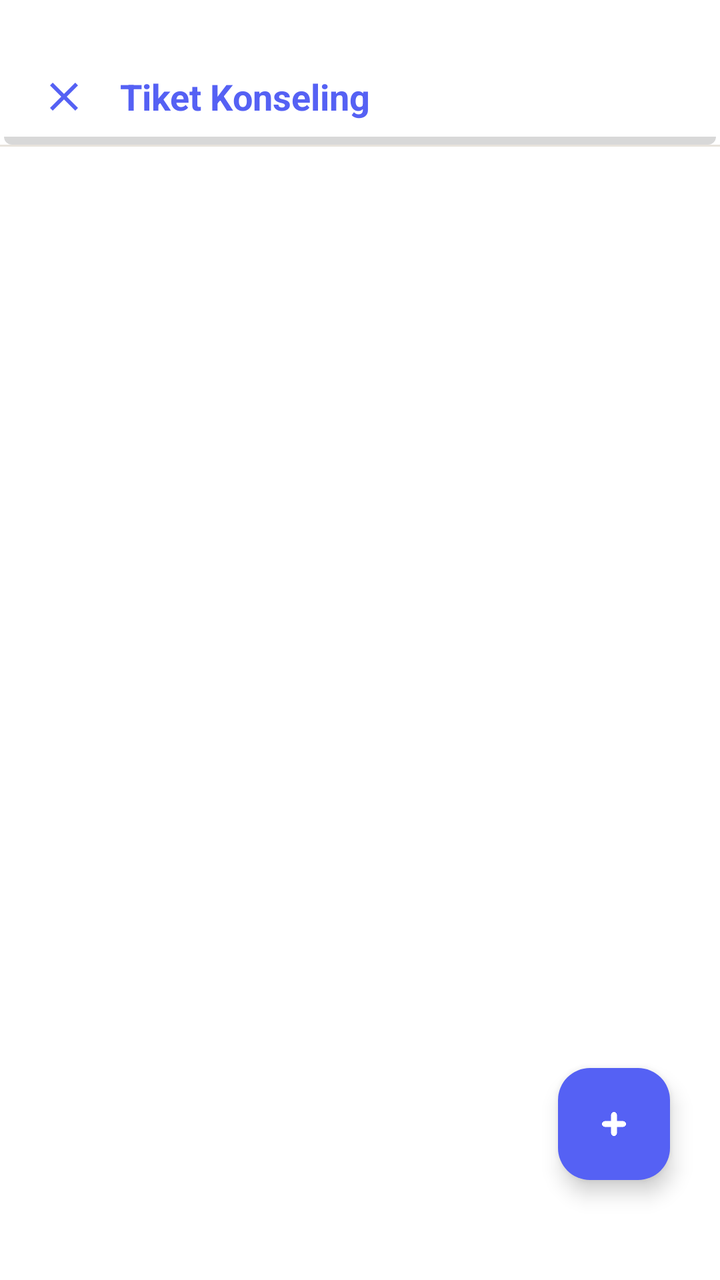
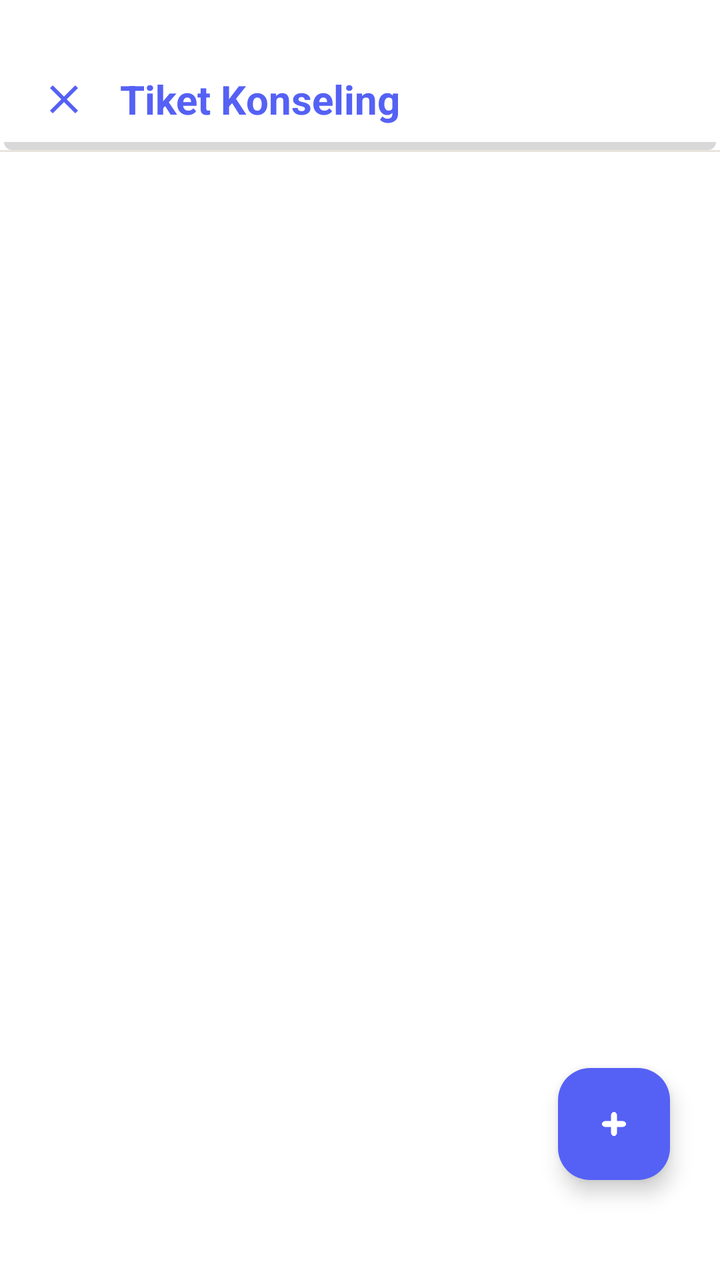

Before-and-after screenshots of an Android layout around one commit, followed by the original layout XML and the change that was made.
<!-- AndroidManifest.xml: application theme Theme.BkNova -->
<!-- res/layout/fragment_daftar_tiket_siswa.xml -->
<?xml version="1.0" encoding="utf-8"?>
<androidx.constraintlayout.widget.ConstraintLayout xmlns:android="http://schemas.android.com/apk/res/android"
    xmlns:app="http://schemas.android.com/apk/res-auto"
    android:layout_width="match_parent"
    android:layout_height="match_parent"
    android:background="@color/white">

    
    <androidx.constraintlayout.widget.ConstraintLayout
        android:id="@+id/header"
        android:layout_width="match_parent"
        android:layout_height="wrap_content"
        android:paddingTop="36dp"
        android:paddingBottom="12dp"
        android:paddingHorizontal="20dp"
        android:background="@drawable/bg_header"
        app:layout_constraintTop_toTopOf="parent">

        <ImageView
            android:id="@+id/btn_back_tiket_siswa"
            android:layout_width="24dp"
            android:layout_height="24dp"
            android:src="@drawable/ic_close"
            app:layout_constraintBottom_toBottomOf="parent"
            app:layout_constraintStart_toStartOf="parent"
            app:layout_constraintTop_toTopOf="parent"
            app:tint="@color/brand_primary"
            android:clickable="true"
            android:focusable="true"
            android:background="?attr/selectableItemBackgroundBorderless" />

        <TextView
            android:layout_width="wrap_content"
            android:layout_height="wrap_content"
            android:layout_marginStart="16dp"
            android:text="Tiket Konseling"
            android:textColor="@color/brand_primary"
            android:textSize="18sp"
            android:textStyle="bold"
            app:layout_constraintBottom_toBottomOf="parent"
            app:layout_constraintStart_toEndOf="@id/btn_back_tiket_siswa"
            app:layout_constraintTop_toTopOf="parent" />

    </androidx.constraintlayout.widget.ConstraintLayout>

    <View
        android:id="@+id/divider_header"
        android:layout_width="match_parent"
        android:layout_height="1dp"
        android:background="@color/divider_color"
        app:layout_constraintTop_toBottomOf="@id/header" />

    <androidx.recyclerview.widget.RecyclerView
        android:id="@+id/rv_tiket_siswa"
        android:layout_width="match_parent"
        android:layout_height="0dp"
        android:padding="16dp"
        android:clipToPadding="false"
        app:layout_constraintBottom_toBottomOf="parent"
        app:layout_constraintTop_toBottomOf="@id/divider_header" />

    <com.google.android.material.floatingactionbutton.FloatingActionButton
        android:id="@+id/fab_add_tiket"
        android:layout_width="wrap_content"
        android:layout_height="wrap_content"
        android:layout_marginEnd="25dp"
        android:layout_marginBottom="50dp"
        android:src="@drawable/img_16"
        app:tint="@color/white"
        app:backgroundTint="@color/brand_primary"
        app:elevation="6dp"
        app:layout_constraintBottom_toBottomOf="parent"
        app:layout_constraintEnd_toEndOf="parent" />

</androidx.constraintlayout.widget.ConstraintLayout>
<!-- resources referenced by this layout -->
<resources>
  <color name="brand_primary">#5561F4</color>
  <color name="divider_color">#E8E3DC</color>
  <color name="white">#FFFFFFFF</color>
  <!-- drawable bg_header (drawable) -->
  <?xml version="1.0" encoding="utf-8"?>
  <layer-list xmlns:android="http://schemas.android.com/apk/res/android">
  
      
      <item
          android:left="2dp"
          android:right="2dp"
          android:top="4dp">
          <shape android:shape="rectangle">
              <solid android:color="#27000000"/>
              <corners android:radius="4dp" />
          </shape>
      </item>
  
      
      <item
          android:right="0dp"
          android:bottom="4dp">
          <shape android:shape="rectangle">
              <solid android:color="#FFFFFF" />
          </shape>
      </item>
  
  </layer-list>
  <!-- drawable ic_close (drawable) -->
  <vector xmlns:android="http://schemas.android.com/apk/res/android"
      android:width="24dp"
      android:height="24dp"
      android:viewportWidth="24"
      android:viewportHeight="24">
      <path
          android:fillColor="#FF000000"
          android:pathData="M19,6.41L17.59,5L12,10.59L6.41,5L5,6.41L10.59,12L5,17.59L6.41,19L12,13.41L17.59,19L19,17.59L13.41,12L19,6.41Z" />
  </vector>
  <style name="Theme.BkNova" parent="Base.Theme.BkNova" />
  <style name="Base.Theme.BkNova" parent="Theme.Material3.Light.NoActionBar">
  
          
          <item name="colorPrimary">@color/brand_primary</item>
          <item name="colorOnPrimary">@color/white</item>
          <item name="colorPrimaryContainer">@color/brand_soft</item>
          <item name="colorOnPrimaryContainer">@color/text_color_primary</item>
  
          <item name="colorSecondary">@color/accent_pink</item>
          
          <item name="colorOnSecondary">@color/text_color_primary</item>
          <item name="colorSecondaryContainer">@color/accent_pink_soft</item>
          <item name="colorOnSecondaryContainer">@color/text_color_primary</item>
  
          <item name="colorTertiary">@color/accent_peach</item>
          <item name="colorOnTertiary">@color/text_color_primary</item>
          <item name="colorTertiaryContainer">@color/accent_peach_soft</item>
          <item name="colorOnTertiaryContainer">@color/text_color_primary</item>
  
          <item name="colorSurface">@color/white</item>
          <item name="colorOnSurface">@color/text_color_primary</item>
          <item name="colorSurfaceVariant">@color/background_cream</item>
          <item name="colorOnSurfaceVariant">@color/text_color_secondary</item>
          <item name="android:colorBackground">@color/background_cream</item>
          <item name="colorOnBackground">@color/text_color_primary</item>
  
          <item name="colorOutline">@color/divider_color</item>
          <item name="colorOutlineVariant">@color/divider_color</item>
  
          <item name="colorError">@color/red_text</item>
          <item name="colorOnError">@color/white</item>
          <item name="colorErrorContainer">@color/red_light</item>
          <item name="colorOnErrorContainer">@color/red_text</item>
  
          <item name="android:windowBackground">@color/background_cream</item>
  
          
          <item name="android:statusBarColor">@android:color/transparent</item>
          <item name="android:navigationBarColor">@android:color/transparent</item>
          <item name="android:windowLightStatusBar">true</item>
          
          <item name="android:enforceNavigationBarContrast" tools:targetApi="q">false</item>
          <item name="android:enforceStatusBarContrast" tools:targetApi="q">false</item>
      </style>
  <color name="brand_soft">#F0E6FC</color>
  <color name="text_color_primary">#2A1E33</color>
  <color name="accent_pink">#FF7FAF</color>
  <color name="accent_pink_soft">#FFECF3</color>
  <color name="accent_peach">#FFC6BF</color>
  <color name="accent_peach_soft">#FFE8E5</color>
  <color name="background_cream">#F8F7F2</color>
  <color name="text_color_secondary">#6B5E75</color>
  <color name="red_text">#DC2626</color>
  <color name="red_light">#FEE2E2</color>
  <!-- unchanged entries left out for length: 1 -->
</resources>

<!-- the commit's change to res/layout/fragment_daftar_tiket_siswa.xml (unified diff, before → after) -->
@@ -35,7 +35,7 @@
             android:layout_marginStart="16dp"
             android:text="Tiket Konseling"
             android:textColor="@color/brand_primary"
-            android:textSize="18sp"
+            android:textSize="20sp"
             android:textStyle="bold"
             app:layout_constraintBottom_toBottomOf="parent"
             app:layout_constraintStart_toEndOf="@id/btn_back_tiket_siswa"
@@ -56,6 +56,7 @@
         android:layout_height="0dp"
         android:padding="16dp"
         android:clipToPadding="false"
+        android:layoutAnimation="@anim/layout_animation_slide_right"
         app:layout_constraintBottom_toBottomOf="parent"
         app:layout_constraintTop_toBottomOf="@id/divider_header" />
 
